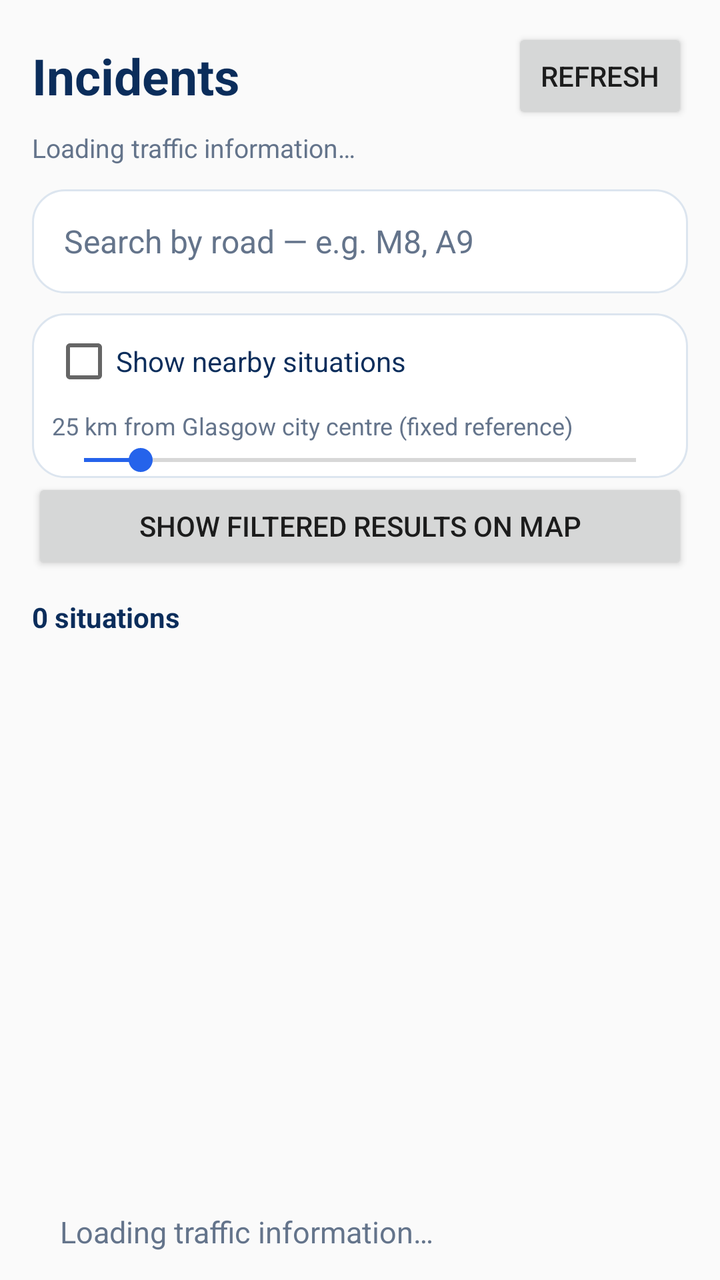
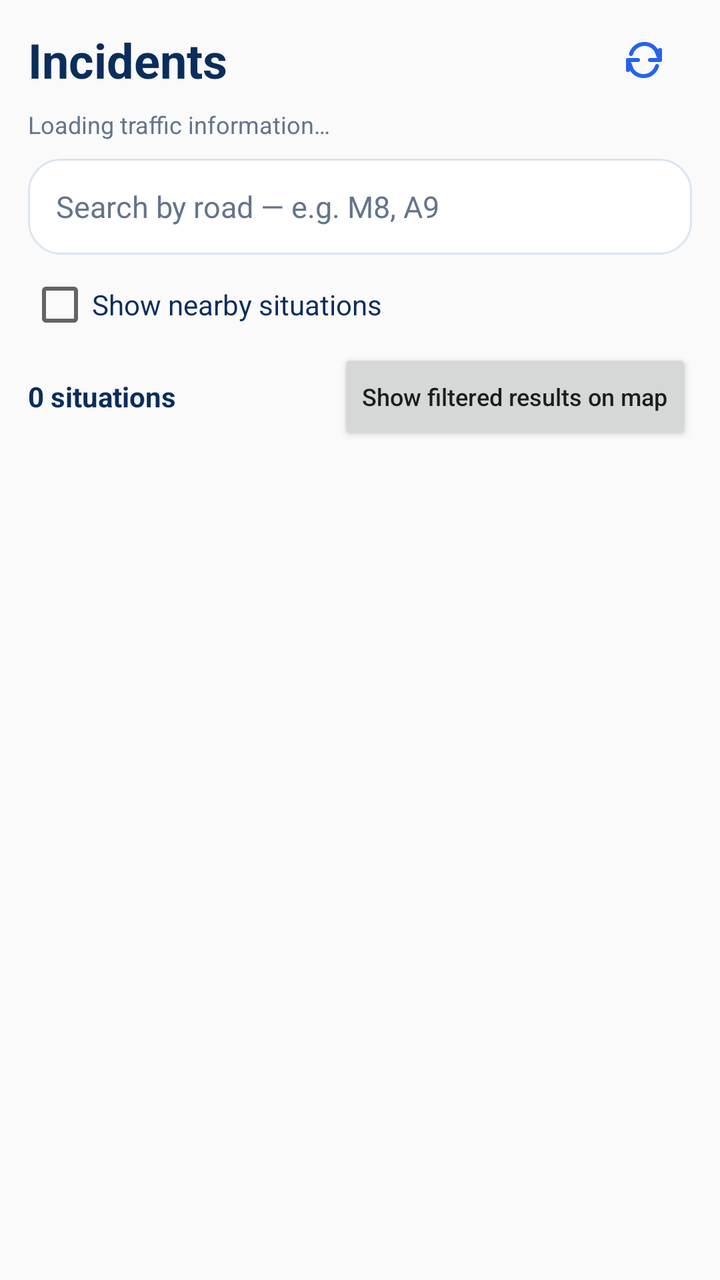

Screens rendered from an Android XML layout before and after an edit, with the pre-edit source and the edit as a unified diff.
<!-- AndroidManifest.xml: application theme Theme.TrafficScotlandExplorer -->
<!-- res/layout/fragment_traffic_list.xml -->
<?xml version="1.0" encoding="utf-8"?>
<LinearLayout xmlns:android="http://schemas.android.com/apk/res/android"
    android:layout_width="match_parent"
    android:layout_height="match_parent"
    android:orientation="vertical"
    android:paddingHorizontal="16dp"
    android:paddingTop="14dp">
    <LinearLayout
        android:layout_width="match_parent"
        android:layout_height="wrap_content"
        android:gravity="center_vertical"
        android:orientation="horizontal">
        <TextView
            android:id="@+id/listTitle"
            android:layout_width="0dp"
            android:layout_height="wrap_content"
            android:layout_weight="1"
            android:text="@string/incidents"
            android:textColor="@color/navy"
            android:textSize="25sp"
            android:textStyle="bold" />
        <Button
            android:id="@+id/listRefresh"
            android:layout_width="wrap_content"
            android:layout_height="wrap_content"
            android:text="@string/refresh" />
    </LinearLayout>
    <TextView
        android:id="@+id/listSource"
        android:layout_width="match_parent"
        android:layout_height="wrap_content"
        android:paddingTop="3dp"
        android:text="@string/loading"
        android:textColor="@color/subtitle"
        android:textSize="13sp" />
    <EditText
        android:id="@+id/roadSearch"
        android:layout_width="match_parent"
        android:layout_height="52dp"
        android:layout_marginTop="12dp"
        android:background="@drawable/bg_card"
        android:hint="@string/search_road"
        android:inputType="textCapCharacters"
        android:paddingHorizontal="16dp"
        android:singleLine="true"
        android:textColor="@color/ink"
        android:textColorHint="@color/subtitle"
        android:textSize="16sp" />

    <LinearLayout
        android:layout_width="match_parent"
        android:layout_height="wrap_content"
        android:layout_marginTop="10dp"
        android:background="@drawable/bg_card"
        android:orientation="vertical"
        android:paddingHorizontal="10dp">
        <CheckBox
            android:id="@+id/nearbyOnly"
            android:layout_width="match_parent"
            android:layout_height="48dp"
            android:text="@string/nearby_filter"
            android:textColor="@color/navy" />
        <TextView
            android:id="@+id/radiusLabel"
            android:layout_width="match_parent"
            android:layout_height="wrap_content"
            android:text="@string/nearby_radius_default"
            android:textColor="@color/subtitle"
            android:textSize="12sp" />
        <SeekBar
            android:id="@+id/nearbyRadius"
            android:layout_width="match_parent"
            android:layout_height="wrap_content"
            android:max="195"
            android:progress="20"
            android:contentDescription="@string/radius_description" />
    </LinearLayout>
    <Button
        android:id="@+id/mapResults"
        android:layout_width="match_parent"
        android:layout_height="wrap_content"
        android:text="@string/map_results" />
    <TextView
        android:id="@+id/listCount"
        android:layout_width="match_parent"
        android:layout_height="wrap_content"
        android:paddingTop="12dp"
        android:paddingBottom="7dp"
        android:text="@string/results_count_placeholder"
        android:textColor="@color/navy"
        android:textSize="14sp"
        android:textStyle="bold" />
    <ListView
        android:id="@+id/situationList"
        android:layout_width="match_parent"
        android:layout_height="0dp"
        android:layout_weight="1"
        android:cacheColorHint="@android:color/transparent"
        android:divider="@android:color/transparent"
        android:dividerHeight="9dp"
        android:scrollbars="vertical" />
    <TextView
        android:id="@+id/listEmptyMessage"
        android:layout_width="match_parent"
        android:layout_height="wrap_content"
        android:padding="14dp"
        android:text="@string/loading"
        android:textColor="@color/subtitle"
        android:textSize="15sp" />
</LinearLayout>
<!-- resources referenced by this layout -->
<resources>
  <color name="ink">#172B4D</color>
  <color name="navy">#0B2D5B</color>
  <color name="subtitle">#64748B</color>
  <!-- drawable bg_card (drawable) -->
  <?xml version="1.0" encoding="utf-8"?>
  <shape xmlns:android="http://schemas.android.com/apk/res/android">
      <solid android:color="@color/white" />
      <corners android:radius="16dp" />
      <stroke android:width="1dp" android:color="@color/panel_stroke" />
  </shape>
  <string name="incidents">Incidents</string>
  <string name="loading">Loading traffic information…</string>
  <string name="map_results">Show filtered results on map</string>
  <string name="nearby_filter">Show nearby situations</string>
  <string name="nearby_radius_default">25 km from Glasgow city centre (fixed reference)</string>
  <string name="radius_description">Nearby search radius in kilometres</string>
  <string name="refresh">Refresh</string>
  <string name="results_count_placeholder">0 situations</string>
  <string name="search_road">Search by road — e.g. M8, A9</string>
  <style name="Theme.TrafficScotlandExplorer" parent="Theme.AppCompat.Light.NoActionBar">
          <item name="colorPrimary">@color/accent</item>
          <item name="colorAccent">@color/accent</item>
          <item name="android:statusBarColor">@color/background</item>
          <item name="android:windowLightStatusBar">true</item>
      </style>
  <color name="white">#FFFFFF</color>
  <color name="panel_stroke">#DCE5EF</color>
  <color name="accent">#2563EB</color>
  <color name="background">#F3F6FA</color>
</resources>

<!-- the commit's change to res/layout/fragment_traffic_list.xml (unified diff, before → after) -->
@@ -3,13 +3,16 @@
     android:layout_width="match_parent"
     android:layout_height="match_parent"
     android:orientation="vertical"
-    android:paddingHorizontal="16dp"
-    android:paddingTop="14dp">
+    android:paddingStart="14dp"
+    android:paddingEnd="14dp"
+    android:paddingTop="6dp">
+
     <LinearLayout
         android:layout_width="match_parent"
         android:layout_height="wrap_content"
         android:gravity="center_vertical"
         android:orientation="horizontal">
+
         <TextView
             android:id="@+id/listTitle"
             android:layout_width="0dp"
@@ -17,49 +20,61 @@
             android:layout_weight="1"
             android:text="@string/incidents"
             android:textColor="@color/navy"
-            android:textSize="25sp"
+            android:textSize="24sp"
             android:textStyle="bold" />
-        <Button
+
+        <ImageButton
             android:id="@+id/listRefresh"
-            android:layout_width="wrap_content"
-            android:layout_height="wrap_content"
-            android:text="@string/refresh" />
+            android:layout_width="48dp"
+            android:layout_height="48dp"
+            android:background="?attr/selectableItemBackgroundBorderless"
+            android:contentDescription="@string/refresh_content_description"
+            android:padding="12dp"
+            android:src="@drawable/ic_refresh"
+            android:tint="@color/accent" />
     </LinearLayout>
+
     <TextView
         android:id="@+id/listSource"
         android:layout_width="match_parent"
         android:layout_height="wrap_content"
-        android:paddingTop="3dp"
+        android:ellipsize="end"
+        android:maxLines="2"
         android:text="@string/loading"
         android:textColor="@color/subtitle"
-        android:textSize="13sp" />
+        android:textSize="12sp" />
+
     <EditText
         android:id="@+id/roadSearch"
         android:layout_width="match_parent"
-        android:layout_height="52dp"
-        android:layout_marginTop="12dp"
+        android:layout_height="48dp"
+        android:layout_marginTop="9dp"
         android:background="@drawable/bg_card"
         android:hint="@string/search_road"
         android:inputType="textCapCharacters"
-        android:paddingHorizontal="16dp"
+        android:paddingStart="14dp"
+        android:paddingEnd="14dp"
         android:singleLine="true"
         android:textColor="@color/ink"
         android:textColorHint="@color/subtitle"
-        android:textSize="16sp" />
+        android:textSize="15sp" />
+
+    <CheckBox
+        android:id="@+id/nearbyOnly"
+        android:layout_width="match_parent"
+        android:layout_height="44dp"
+        android:layout_marginTop="3dp"
+        android:text="@string/nearby_filter"
+        android:textColor="@color/navy"
+        android:textSize="14sp" />
 
     <LinearLayout
+        android:id="@+id/nearbyRadiusPanel"
         android:layout_width="match_parent"
         android:layout_height="wrap_content"
-        android:layout_marginTop="10dp"
-        android:background="@drawable/bg_card"
         android:orientation="vertical"
-        android:paddingHorizontal="10dp">
-        <CheckBox
-            android:id="@+id/nearbyOnly"
-            android:layout_width="match_parent"
-            android:layout_height="48dp"
-            android:text="@string/nearby_filter"
-            android:textColor="@color/navy" />
+        android:visibility="gone">
+
         <TextView
             android:id="@+id/radiusLabel"
             android:layout_width="match_parent"
@@ -67,44 +82,68 @@
             android:text="@string/nearby_radius_default"
             android:textColor="@color/subtitle"
             android:textSize="12sp" />
+
         <SeekBar
             android:id="@+id/nearbyRadius"
             android:layout_width="match_parent"
             android:layout_height="wrap_content"
+            android:contentDescription="@string/radius_description"
             android:max="195"
-            android:progress="20"
-            android:contentDescription="@string/radius_description" />
+            android:progress="20" />
     </LinearLayout>
-    <Button
-        android:id="@+id/mapResults"
+
+    <LinearLayout
         android:layout_width="match_parent"
         android:layout_height="wrap_content"
-        android:text="@string/map_results" />
-    <TextView
-        android:id="@+id/listCount"
-        android:layout_width="match_parent"
-        android:layout_height="wrap_content"
-        android:paddingTop="12dp"
-        android:paddingBottom="7dp"
-        android:text="@string/results_count_placeholder"
-        android:textColor="@color/navy"
-        android:textSize="14sp"
-        android:textStyle="bold" />
-    <ListView
-        android:id="@+id/situationList"
+        android:gravity="center_vertical"
+        android:orientation="horizontal">
+
+        <TextView
+            android:id="@+id/listCount"
+            android:layout_width="0dp"
+            android:layout_height="wrap_content"
+            android:layout_weight="1"
+            android:text="@string/results_count_placeholder"
+            android:textColor="@color/navy"
+            android:textSize="14sp"
+            android:textStyle="bold" />
+
+        <Button
+            android:id="@+id/mapResults"
+            android:layout_width="wrap_content"
+            android:layout_height="48dp"
+            android:minHeight="48dp"
+            android:text="@string/map_results"
+            android:textAllCaps="false"
+            android:textSize="12sp" />
+    </LinearLayout>
+
+    <FrameLayout
         android:layout_width="match_parent"
         android:layout_height="0dp"
-        android:layout_weight="1"
-        android:cacheColorHint="@android:color/transparent"
-        android:divider="@android:color/transparent"
-        android:dividerHeight="9dp"
-        android:scrollbars="vertical" />
-    <TextView
-        android:id="@+id/listEmptyMessage"
-        android:layout_width="match_parent"
-        android:layout_height="wrap_content"
-        android:padding="14dp"
-        android:text="@string/loading"
-        android:textColor="@color/subtitle"
-        android:textSize="15sp" />
+        android:layout_weight="1">
+
+        <ListView
+            android:id="@+id/situationList"
+            android:layout_width="match_parent"
+            android:layout_height="match_parent"
+            android:cacheColorHint="@android:color/transparent"
+            android:clipToPadding="false"
+            android:divider="@android:color/transparent"
+            android:dividerHeight="8dp"
+            android:paddingBottom="12dp"
+            android:scrollbars="vertical" />
+
+        <TextView
+            android:id="@+id/listEmptyMessage"
+            android:layout_width="match_parent"
+            android:layout_height="wrap_content"
+            android:layout_gravity="center"
+            android:gravity="center"
+            android:padding="16dp"
+            android:text="@string/loading"
+            android:textColor="@color/subtitle"
+            android:textSize="15sp"
+            android:visibility="gone" />
+    </FrameLayout>
 </LinearLayout>
<!-- resource entries referenced after the edit -->
@@ -10,13 +10,46 @@
       <corners android:radius="16dp" />
       <stroke android:width="1dp" android:color="@color/panel_stroke" />
   </shape>
+  <!-- drawable ic_refresh (drawable) -->
+  <?xml version="1.0" encoding="utf-8"?>
+  <vector xmlns:android="http://schemas.android.com/apk/res/android"
+      android:width="24dp"
+      android:height="24dp"
+      android:viewportWidth="24"
+      android:viewportHeight="24">
+      <path
+          android:fillColor="@android:color/transparent"
+          android:strokeColor="#2563EB"
+          android:strokeLineCap="round"
+          android:strokeLineJoin="round"
+          android:strokeWidth="2"
+          android:pathData="M20,7v5h-5" />
+      <path
+          android:fillColor="@android:color/transparent"
+          android:strokeColor="#2563EB"
+          android:strokeLineCap="round"
+          android:strokeLineJoin="round"
+          android:strokeWidth="2"
+          android:pathData="M4,17v-5h5" />
+      <path
+          android:fillColor="@android:color/transparent"
+          android:strokeColor="#2563EB"
+          android:strokeLineCap="round"
+          android:strokeWidth="2"
+          android:pathData="M5.5,9a7,7 0,0 1,12.5 -2L20,12" />
+      <path
+          android:fillColor="@android:color/transparent"
+          android:strokeColor="#2563EB"
+          android:strokeLineCap="round"
+          android:strokeWidth="2"
+          android:pathData="M18.5,15a7,7 0,0 1,-12.5 2L4,12" />
+  </vector>
   <string name="incidents">Incidents</string>
   <string name="loading">Loading traffic information…</string>
   <string name="map_results">Show filtered results on map</string>
   <string name="nearby_filter">Show nearby situations</string>
   <string name="nearby_radius_default">25 km from Glasgow city centre (fixed reference)</string>
   <string name="radius_description">Nearby search radius in kilometres</string>
-  <string name="refresh">Refresh</string>
   <string name="results_count_placeholder">0 situations</string>
   <string name="search_road">Search by road — e.g. M8, A9</string>
   <style name="Theme.TrafficScotlandExplorer" parent="Theme.AppCompat.Light.NoActionBar">
